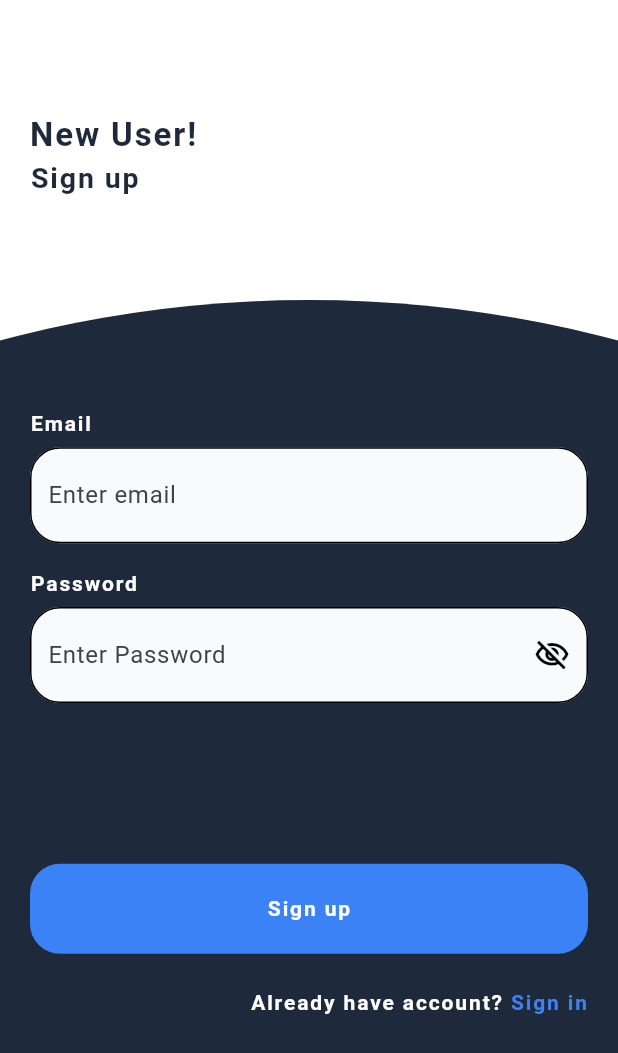
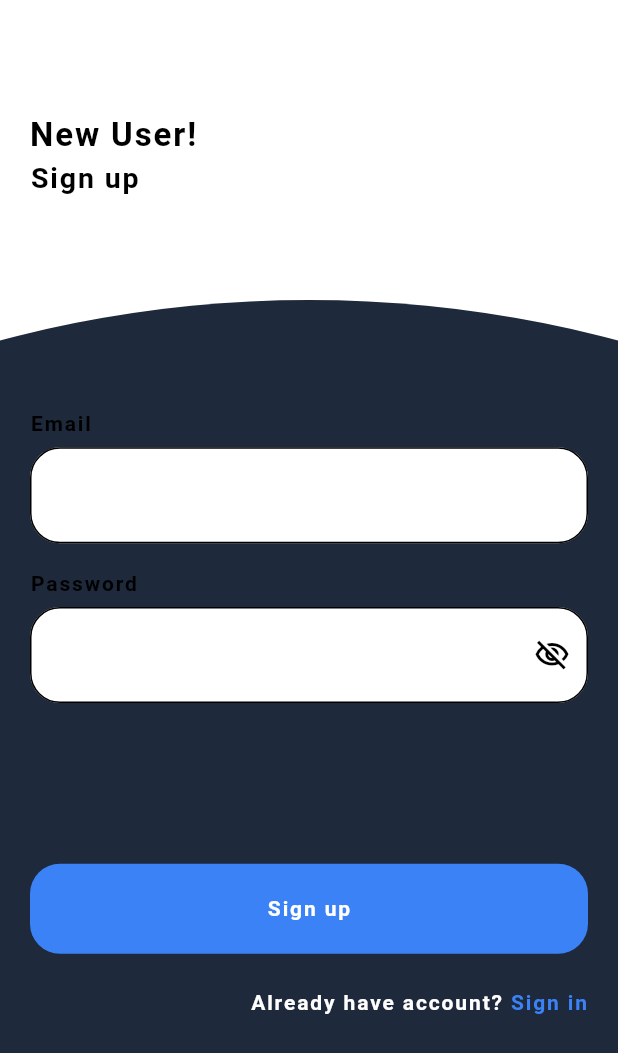
Before and after one commit to NibinBiju/currency_rate_calculator, a Flutter app: the SignUpPage screen opened directly, on a phone screen of 412 x 824 dp. Shown: the top 1053 px of the screen. Run offline on Flutter 3.47's test engine with Material 3 defaults, Android fonts, the phone set to English and light mode, and no system bars; our stand-ins replace dartz, firebase_auth, firebase_core, fl_chart, flutter_bloc, get_it and 1 more; accounts and stored records are empty.

Commit message:
Update UI components to use theme colors for better consistency and accessibility

```diff
--- a/lib/presentation/features/auth/pages/sign_in_page.dart
+++ b/lib/presentation/features/auth/pages/sign_in_page.dart
@@ -56,7 +56,7 @@ class SignInPage extends StatelessWidget {
                         fontSize: 22,
                         fontWeight: FontWeight.w600,
                         letterSpacing: 1.25,
-                        color: AppColors.accentDark,
+                        color: Theme.of(context).colorScheme.onSurface,
                       ),
                       textAlign: TextAlign.center,
                     ),
@@ -66,7 +66,7 @@ class SignInPage extends StatelessWidget {
                         fontSize: 19,
                         fontWeight: FontWeight.w600,
                         letterSpacing: 1.25,
-                        color: AppColors.accentDark,
+                        color: Theme.of(context).colorScheme.onSurface,
                       ),
                       textAlign: TextAlign.left,
                     ),
--- a/lib/presentation/features/auth/pages/sign_up_page.dart
+++ b/lib/presentation/features/auth/pages/sign_up_page.dart
@@ -55,7 +55,7 @@ class SignUpPage extends StatelessWidget {
                         fontSize: 22,
                         fontWeight: FontWeight.w600,
                         letterSpacing: 1.25,
-                        color: AppColors.accentDark,
+                        color: Theme.of(context).colorScheme.onSurface,
                       ),
                       textAlign: TextAlign.center,
                     ),
@@ -65,7 +65,7 @@ class SignUpPage extends StatelessWidget {
                         fontSize: 19,
                         fontWeight: FontWeight.w600,
                         letterSpacing: 1.25,
-                        color: AppColors.accentDark,
+                        color: Theme.of(context).colorScheme.onSurface,
                       ),
                       textAlign: TextAlign.left,
                     ),
@@ -76,6 +76,7 @@ class SignUpPage extends StatelessWidget {
                       textEditingController: _emailEditingController,
                       validator: (value) =>
                           Validation.validateEmail(email: value ?? ""),
+                      context: context,
                     ),
                     SizedBox(height: height * 0.02),
                     authField(
@@ -85,6 +86,7 @@ class SignUpPage extends StatelessWidget {
                       isPassword: true,
                       validator: (value) =>
                           Validation.validatePassword(password: value ?? ""),
+                      context: context,
                     ),
                     SizedBox(height: height * 0.13),
                     BlocConsumer<UserSignUpCubit, UserSignUpState>(
@@ -178,6 +180,7 @@ class SignUpPage extends StatelessWidget {
     required TextEditingController textEditingController,
     bool? isPassword,
     String? Function(String?)? validator,
+    required BuildContext context,
   }) {
     return Column(
       spacing: 6,
@@ -189,7 +192,7 @@ class SignUpPage extends StatelessWidget {
             fontSize: 14,
             fontWeight: FontWeight.w600,
             letterSpacing: 1.25,
-            color: Colors.white,
+            color: Theme.of(context).colorScheme.onSurface,
           ),
           textAlign: TextAlign.left,
         ),
--- a/lib/presentation/features/splash_page/pages/splash_screen.dart
+++ b/lib/presentation/features/splash_page/pages/splash_screen.dart
@@ -62,7 +62,6 @@ class _SplashPageState extends State<SplashPage>
             colors: [
               AppColors.accentBlue,
               AppColors.accentBlue,
-
               Colors.white,
               Colors.white,
             ],
--- a/lib/presentation/widget/app_text_field.dart
+++ b/lib/presentation/widget/app_text_field.dart
@@ -48,12 +48,13 @@ class _AppTextFieldState extends State<AppTextField> {
           borderRadius: const BorderRadius.all(Radius.circular(20.0)),
           gapPadding: 12,
         ),
-        errorStyle: TextStyle(color: AppColors.accentBlue),
-        hintStyle: TextStyle(color: Colors.grey[800]),
+        errorStyle: TextStyle(color: Theme.of(context).colorScheme.surface),
+        hintStyle: TextStyle(color: Theme.of(context).colorScheme.surface),
         hintText: widget.hintText,
-        prefixStyle: TextStyle(color: AppColors.accentBlue),
-        fillColor: AppColors.background,
+        prefixStyle: TextStyle(color: Theme.of(context).colorScheme.surface),
+        fillColor: Theme.of(context).colorScheme.surface,
         filled: true,
+
         contentPadding: EdgeInsets.symmetric(vertical: 20.0),
         suffixIcon: widget.isPassword
             ? isPassVisible
```
Also changed, not shown: lib/presentation/features/home/pages/home_page.dart (+18 -9 lines).
